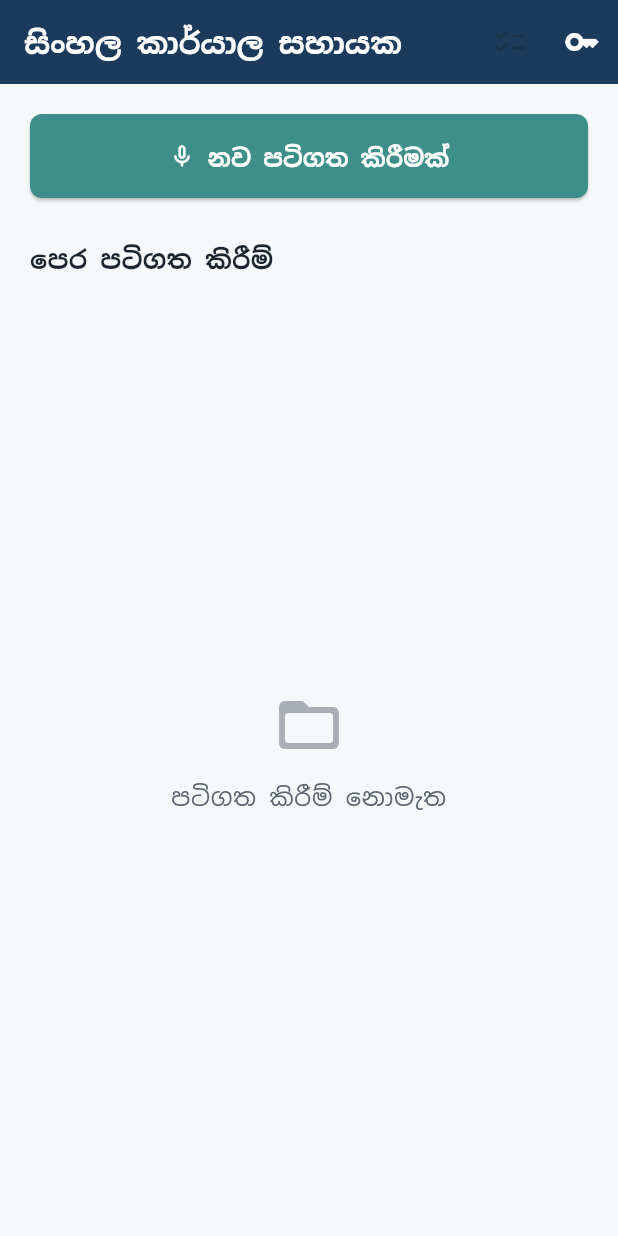
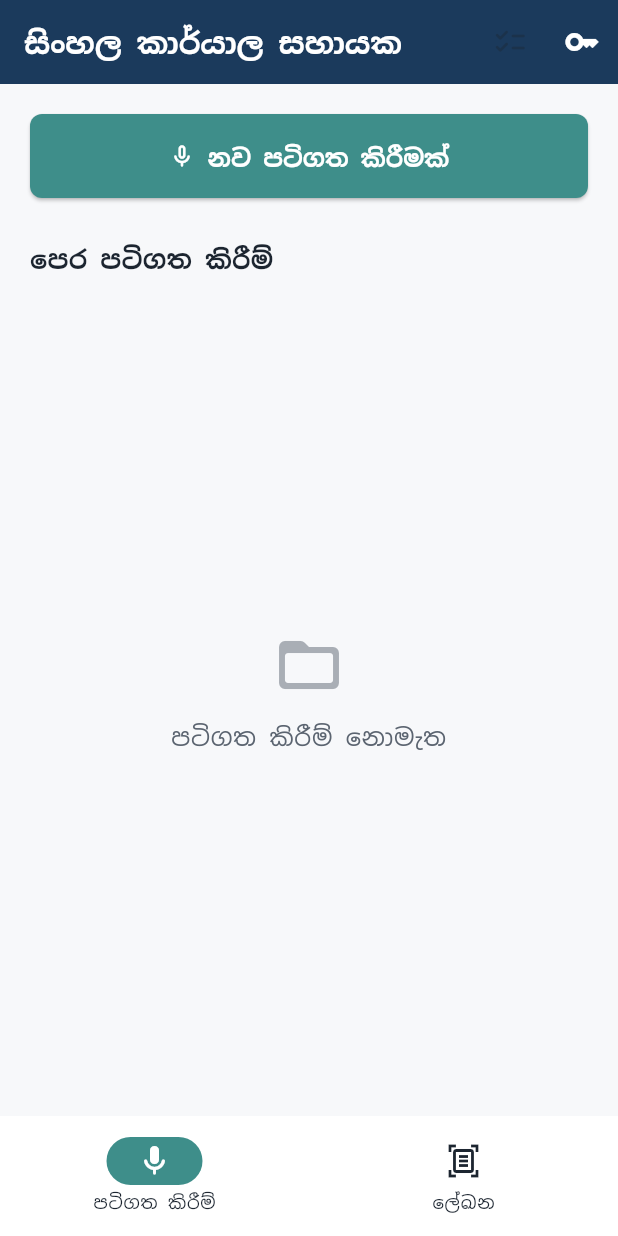
Before and after one commit to weenukarajapaksha/sinhala_office_assist, a Flutter app: the screen it shows after launch, on a phone screen of 412 x 824 dp. Run offline on Flutter 3.47's test engine with Material 3 defaults, Android fonts, the phone set to English and light mode, and no system bars; our stand-ins replace audioplayers, google_fonts, image_picker, pdf, printing, shared_preferences and 1 more; missing offline and left inert: dart:js_interop, record; Roboto replaces fonts that are missing (Noto Sans Sinhala).

Commit message:
image scanning

```diff
--- a/lib/main.dart
+++ b/lib/main.dart
@@ -1,6 +1,6 @@
 import 'package:flutter/material.dart';
 
-import 'screens/home_screen.dart';
+import 'screens/root_screen.dart';
 import 'theme/app_theme.dart';
 
 void main() {
@@ -16,7 +16,7 @@ class SinhalaOfficeAssistApp extends StatelessWidget {
       title: 'Sinhala Office Assist',
       debugShowCheckedModeBanner: false,
       theme: AppTheme.lightTheme,
-      home: const HomeScreen(),
+      home: const RootScreen(),
     );
   }
 }
--- /dev/null
+++ b/lib/screens/root_screen.dart
@@ -0,0 +1,40 @@
+import 'package:flutter/material.dart';
+
+import 'documents_screen.dart';
+import 'home_screen.dart';
+
+class RootScreen extends StatefulWidget {
+  const RootScreen({super.key});
+
+  @override
+  State<RootScreen> createState() => _RootScreenState();
+}
+
+class _RootScreenState extends State<RootScreen> {
+  int _index = 0;
+
+  static const _screens = [HomeScreen(), DocumentsScreen()];
+
+  @override
+  Widget build(BuildContext context) {
+    return Scaffold(
+      body: IndexedStack(index: _index, children: _screens),
+      bottomNavigationBar: NavigationBar(
+        selectedIndex: _index,
+        onDestinationSelected: (index) => setState(() => _index = index),
+        destinations: const [
+          NavigationDestination(
+            icon: Icon(Icons.mic_none_rounded),
+            selectedIcon: Icon(Icons.mic_rounded),
+            label: 'පටිගත කිරීම්',
+          ),
+          NavigationDestination(
+            icon: Icon(Icons.document_scanner_outlined),
+            selectedIcon: Icon(Icons.document_scanner_rounded),
+            label: 'ලේඛන',
+          ),
+        ],
+      ),
+    );
+  }
+}
```
